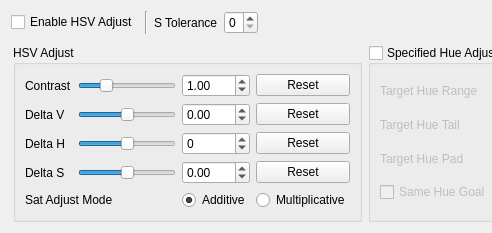
Qt form script/verify_tool_app/ui/hsv_ui.ui (FaiScofield/hwpq_verify) before a commit; both pictures show x 0 to 492 and y 0 to 233 of the 728 by 233 pixel window.
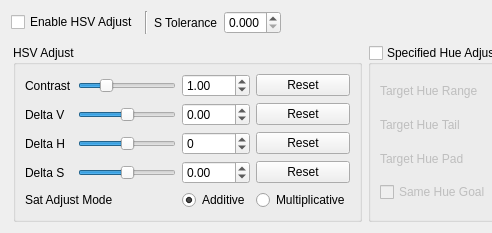
The same form after that commit.

```diff
--- a/script/verify_tool_app/ui/hsv_ui.ui
+++ b/script/verify_tool_app/ui/hsv_ui.ui
@@ -38,15 +38,21 @@
       </widget>
      </item>
      <item>
-      <widget class="QSpinBox" name="spinBox_toleranceS">
+      <widget class="QDoubleSpinBox" name="spinBox_toleranceS">
        <property name="sizePolicy">
         <sizepolicy hsizetype="Preferred" vsizetype="Fixed">
          <horstretch>0</horstretch>
          <verstretch>0</verstretch>
         </sizepolicy>
        </property>
+       <property name="decimals">
+        <number>3</number>
+       </property>
        <property name="maximum">
-        <number>8</number>
+        <double>0.100000000000000</double>
+       </property>
+       <property name="singleStep">
+        <double>0.005000000000000</double>
        </property>
       </widget>
      </item>
```
